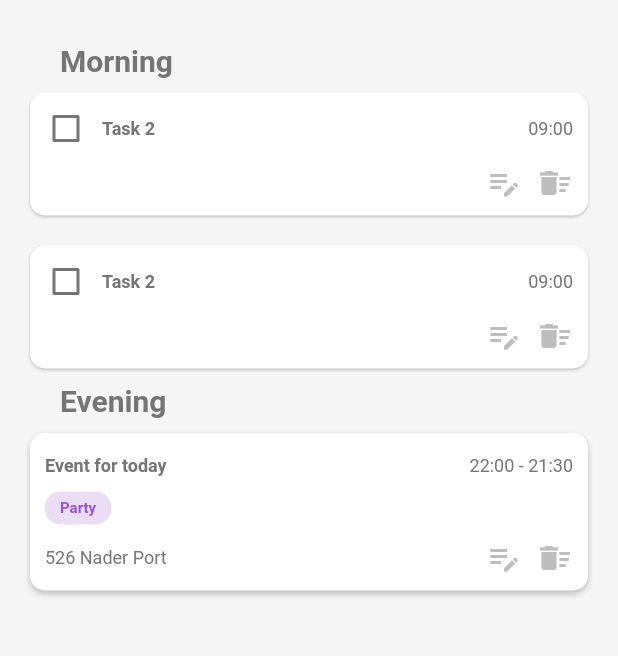
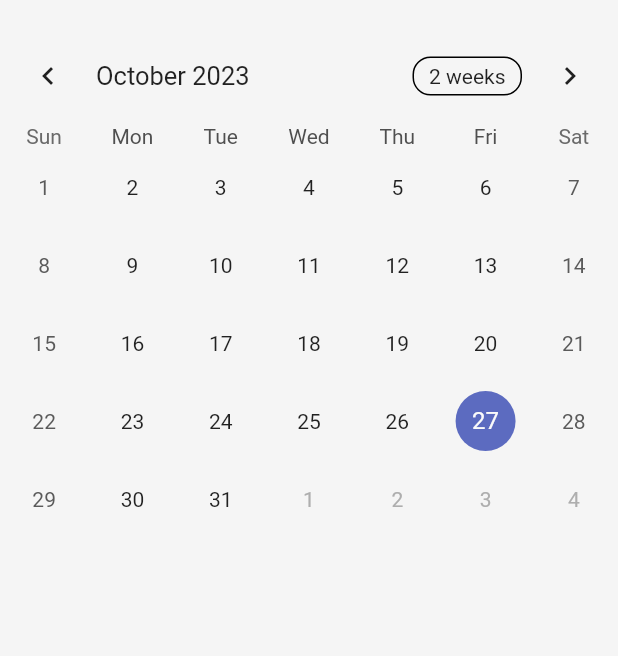
Before and after one commit to Khaniee/calendar_app, a Flutter app: the CalendarScreen widget shown alone on an empty page, opened directly, on a phone screen of 412 x 824 dp, the part 56-712 px from its top. Run offline on Flutter 3.47's test engine with Material 2 defaults, Android fonts, the phone set to English and light mode, and no system bars; drawn by our look-alikes of table_calendar; our stand-ins replace sqflite; accounts and stored records are empty.

Commit message:
move bigCalendar to calendar_screen

```diff
--- a/lib/screens/bigCalendar.dart
+++ /dev/null
@@ -1,36 +0,0 @@
-import 'package:flutter/material.dart';
-import 'package:table_calendar/table_calendar.dart';
-
-class BigCalendar extends StatefulWidget {
-  const BigCalendar({super.key});
-
-  @override
-  State<BigCalendar> createState() => _BigCalendarState();
-}
-
-class _BigCalendarState extends State<BigCalendar> {
-  DateTime _selectedDay = DateTime.now();
-  DateTime _focusedDay = DateTime.now();
-  @override
-  Widget build(BuildContext context) {
-    DateTime todayDate = DateTime.now();
-    return TableCalendar(
-      calendarFormat: CalendarFormat.month,
-      firstDay: DateTime(todayDate.year - 10, todayDate.month, todayDate.day),
-      lastDay: DateTime(todayDate.year + 10, todayDate.month, todayDate.day),
-      focusedDay: todayDate,
-      selectedDayPredicate: (day) {
-        return isSameDay(_selectedDay, day);
-      },
-      onDaySelected: (selectedDay, focusedDay) {
-        setState(() {
-          _selectedDay = selectedDay;
-          _focusedDay = focusedDay; // update `_focusedDay` here as well
-        });
-      },
-      onPageChanged: (focusedDay) {
-        _focusedDay = focusedDay;
-      },
-    );
-  }
-}
--- a/lib/screens/calendar_screen.dart
+++ b/lib/screens/calendar_screen.dart
@@ -3,45 +3,42 @@ import 'package:my_project/app_layout.dart';
 import 'package:my_project/utils/color.dart';
 import 'package:my_project/utils/fontsize.dart';
 import 'package:my_project/widgets/text.dart';
+import 'package:table_calendar/table_calendar.dart';
 
-class CalendarScreen extends StatelessWidget {
+class CalendarScreen extends StatefulWidget {
   const CalendarScreen({super.key});
 
   @override
+  State<CalendarScreen> createState() => _CalendarScreenState();
+}
+
+class _CalendarScreenState extends State<CalendarScreen> {
+  DateTime _selectedDay = DateTime.now();
+  DateTime _focusedDay = DateTime.now();
+
+  @override
   Widget build(BuildContext context) {
+    DateTime todayDate = DateTime.now();
+
     return AppLayout(
       title: "Calendar",
-      child: Container(
-        child: Column(
-          children: [
-            Container(
-              padding: const EdgeInsets.symmetric(horizontal: 20, vertical: 10),
-              child: Column(
-                  crossAxisAlignment: CrossAxisAlignment.start,
-                  children: [
-                    const Padding(
-                      padding: EdgeInsets.symmetric(horizontal: 20),
-                      child: AppText(
-                        "Morning",
-                        fontSize: AppFontSize.extraLarge,
-                        isBold: true,
-                      ),
-                    ),
-                    TaskCard(),
-                    TaskCard(),
-                    const Padding(
-                      padding: EdgeInsets.symmetric(horizontal: 20),
-                      child: AppText(
-                        "Evening",
-                        fontSize: AppFontSize.extraLarge,
-                        isBold: true,
-                      ),
-                    ),
-                    TodayEventCard(),
-                  ]),
-            )
-          ],
-        ),
+      child: TableCalendar(
+        calendarFormat: CalendarFormat.month,
+        firstDay: DateTime(todayDate.year - 10, todayDate.month, todayDate.day),
+        lastDay: DateTime(todayDate.year + 10, todayDate.month, todayDate.day),
+        focusedDay: todayDate,
+        selectedDayPredicate: (day) {
+          return isSameDay(_selectedDay, day);
+        },
+        onDaySelected: (selectedDay, focusedDay) {
+          setState(() {
+            _selectedDay = selectedDay;
+            _focusedDay = focusedDay; // update `_focusedDay` here as well
+          });
+        },
+        onPageChanged: (focusedDay) {
+          _focusedDay = focusedDay;
+        },
       ),
     );
   }
```
